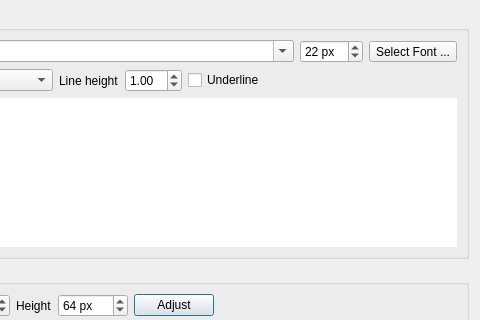
Qt form editor/gui/dlgtext.ui (ensisoft/detonator) before a commit; both pictures show x 120 to 600 and y 0 to 320 of the 600 by 800 pixel window.
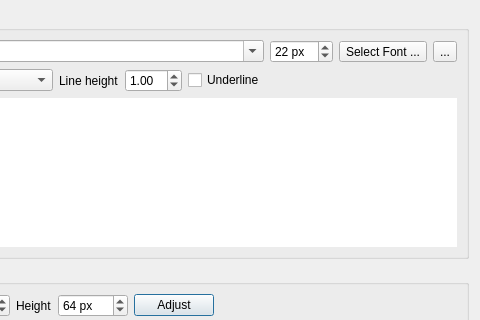
The same form after that commit. Icons and pictures are not drawn. Custom widgets are drawn as their Qt base class.

Commit message:
Add font dialog to the material text dialog
Add font dialog to the material text dialog for visually choosing
the font.

```diff
--- a/editor/gui/dlgtext.ui
+++ b/editor/gui/dlgtext.ui
@@ -66,6 +66,26 @@
           </property>
          </widget>
         </item>
+        <item>
+         <widget class="QToolButton" name="btnSelectFont">
+          <property name="sizePolicy">
+           <sizepolicy hsizetype="Maximum" vsizetype="Fixed">
+            <horstretch>0</horstretch>
+            <verstretch>0</verstretch>
+           </sizepolicy>
+          </property>
+          <property name="toolTip">
+           <string>Select font</string>
+          </property>
+          <property name="text">
+           <string>...</string>
+          </property>
+          <property name="icon">
+           <iconset resource="../resource/resource.qrc">
+            <normaloff>:/16x16_ico_png/font.png</normaloff>:/16x16_ico_png/font.png</iconset>
+          </property>
+         </widget>
+        </item>
        </layout>
       </item>
       <item>
```
Left out of the diff: 5 changed lines with no effect on the pictures. The commit also changes 3 other files.
